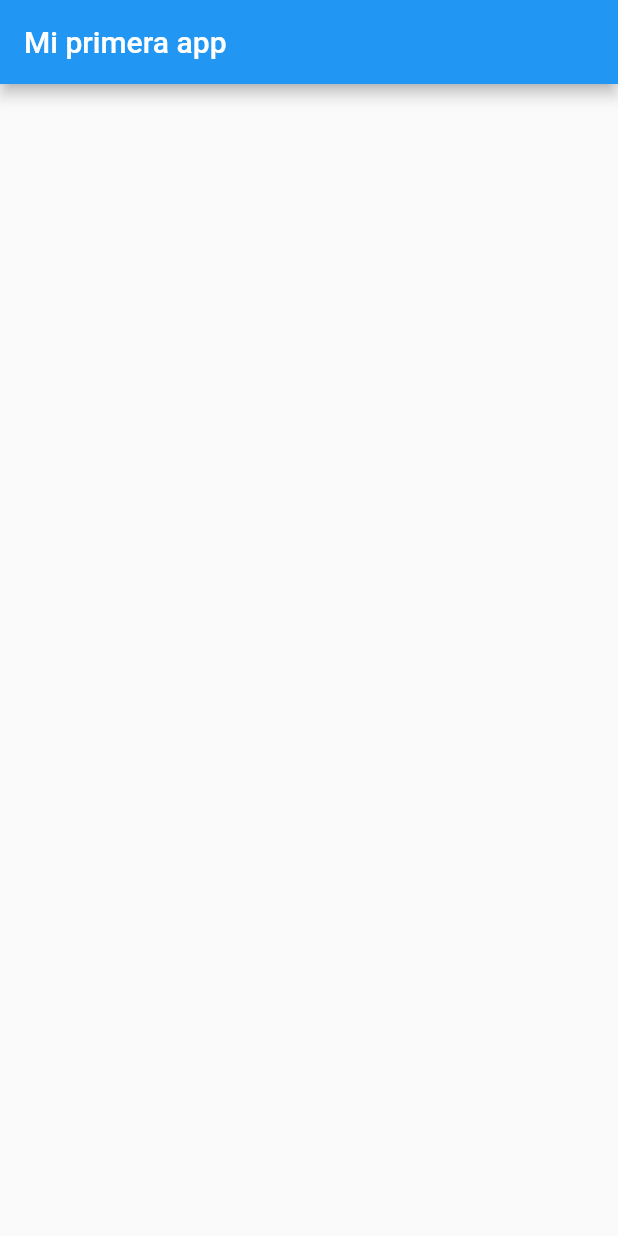
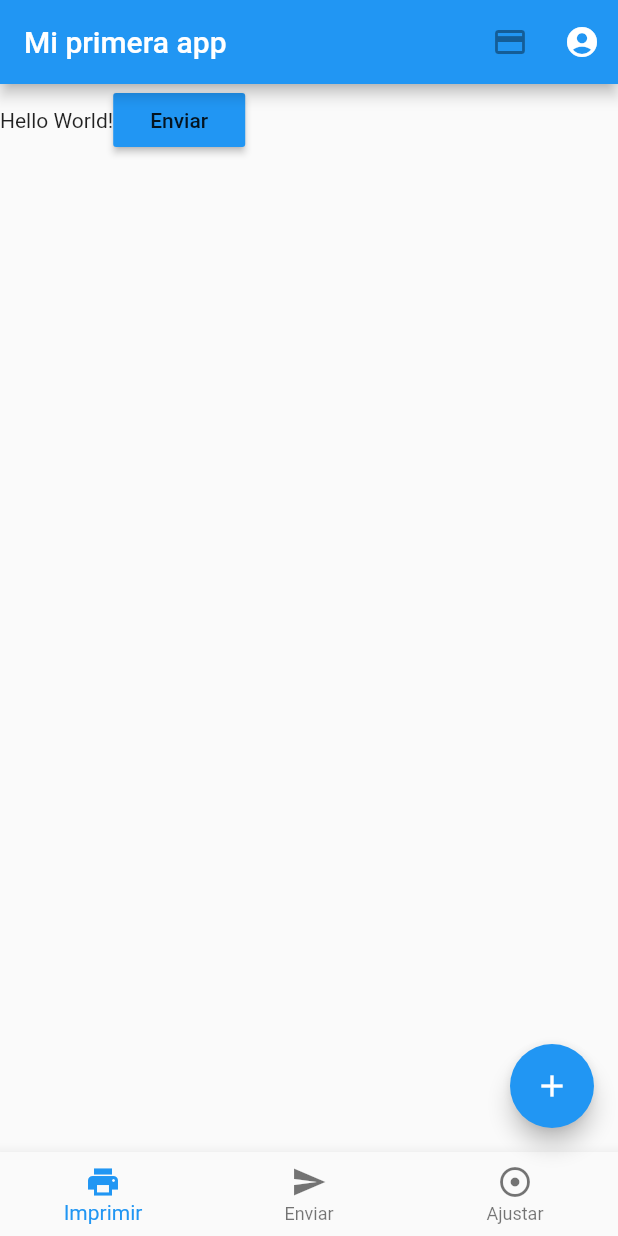
Before and after one commit to aduii/my_flutter_app, a Flutter app: the screen it shows after launch, on a phone screen of 412 x 824 dp. Run offline on Flutter 3.47's test engine with Material 2 defaults, Android fonts, the phone set to English and light mode, and no system bars.

Commit message:
Last commit :D

```diff
--- a/lib/main.dart
+++ b/lib/main.dart
@@ -1,12 +1,79 @@
 import 'package:flutter/material.dart';
 
-void main(){
-  runApp(MaterialApp(
+void main() {
+  runApp(MyApp());
+}
+
+class MyApp extends StatefulWidget {
+  @override
+  _State createState() => _State();
+}
+
+class _State extends State<MyApp> {
+  @override
+  Widget build(BuildContext context) {
+    return MaterialApp(
       title: 'Mi primera app',
       home: Scaffold(
           appBar: AppBar(
             title: Text('Mi primera app'),
+            actions: <Widget>[
+              IconButton(
+                icon: Icon(Icons.credit_card),
+                onPressed: null,
               ),
+              IconButton(
+                icon: Icon(Icons.account_circle),
+                onPressed: ()=>debugPrint('Click en cuenta'),
+              )
+            ],
           ),
-  ));
+          body: Container(
+            child: Row(children: <Widget>[
+              Text('Hello World!'),
+              RaisedButton(
+                child: Text('Enviar'),
+                onPressed: ()=>debugPrint('Click en Enviar'),
+                color: Colors.blue,
+                splashColor: Colors.greenAccent,
+              )
+            ]),
+          ),
+          floatingActionButton: FloatingActionButton(
+            onPressed: () => debugPrint('Click'),
+            backgroundColor: Colors.blue,
+            child: Icon(Icons.add),
+          ),
+          bottomNavigationBar: BottomNavigationBar(
+            items: [
+              BottomNavigationBarItem(
+                  icon: Icon(Icons.print), title: Text('Imprimir')),
+              BottomNavigationBarItem(
+                  icon: Icon(Icons.send), title: Text('Enviar')),
+              BottomNavigationBarItem(
+                  icon: Icon(Icons.adjust), title: Text('Ajustar')),
+            ],
+            onTap: ((int i) => debugPrint("Elemento: $i")),
+          )),
+    );
   }
+}
+
+//class MyApp extends StatelessWidget{
+//  @override
+//  Widget build(BuildContext context) {
+//    return MaterialApp(
+//      title: 'Mi primera app',
+//      home: Scaffold(
+//        appBar: AppBar(
+//          title: Text('Mi primera app'),
+//        ),
+//        body: Container(
+//          child: Center(
+//            child: Text('Hello World'),
+//          ),
+//        ),
+//      ),
+//    );
+//  }
+//}
```
Lines whose indentation alone changed are shown as unchanged.
